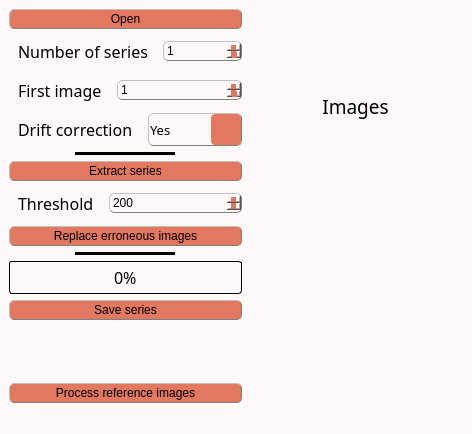
Qt form inichord/Extract_Mosaic.ui (Cyril-Langlois/iniCHORD) before a commit.
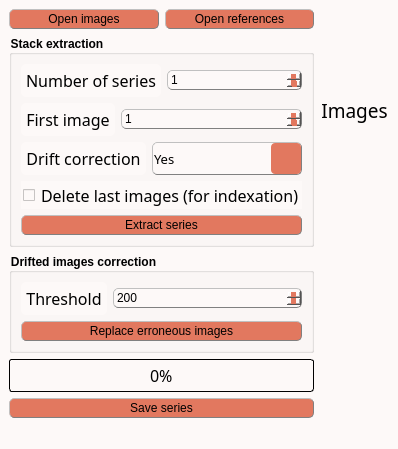
The same form after that commit. Icons and pictures are not drawn. Custom widgets are drawn as their Qt base class.

What changed in the file:
```diff
--- a/inichord/Extract_Mosaic.ui
+++ b/inichord/Extract_Mosaic.ui
@@ -9,8 +9,8 @@
    <rect>
     <x>0</x>
     <y>0</y>
-    <width>472</width>
-    <height>434</height>
+    <width>347</width>
+    <height>429</height>
    </rect>
   </property>
   <property name="sizePolicy">
@@ -48,13 +48,13 @@
 QLabel, QPushButton, QPushButton:hover, QCheckBox, QComboBox, Line, QTextEdit, QSpinBox {color: rgb(0, 0, 0)}
 
 /* style des bordures 1 */
-QLabel, QPushButton, QPushButton:hover, QCheckBox, QComboBox, QSpinBox  {
+QLabel, QPushButton, QPushButton:hover, QComboBox, QSpinBox  {
 	border-style : outset;
 	min-width : 5em;
 }
 
 /* style des bordures 2 */
-QPushButton, QPushButton:hover, QCheckBox, QComboBox, QSpinBox  {
+QPushButton, QPushButton:hover, QComboBox, QSpinBox  {
 	border-radius: 5px;
 	border-width: 1px;
 	border-color: gray;
@@ -72,12 +72,6 @@
 /* Padding 2 */
 QPushButton, QPushButton:hover, QCheckBox {padding : 2px;}
 
-/* Gestion taille des QCheckBoxes */
-QCheckBox::indicator:unchecked, QCheckBox::indicator:unchecked:hover, QCheckBox::indicator:checked, QCheckBox::indicator:checked:hover  {
-	width :15px;
-	height : 15px;
-}
-
 QLabel {
 	Border-radius : 5px;
 	border-width : 0px;
@@ -85,6 +79,12 @@
 	font : 14pt &quot;Noto Sans Cond&quot;;
 }
 
+/* Gestion taille des QCheckBoxes */
+QCheckBox::indicator:unchecked, QCheckBox::indicator:unchecked:hover, QCheckBox::indicator:checked, QCheckBox::indicator:checked:hover  {
+	width :12px;
+	height : 12px;
+}
+
 QPushButton:hover {background-color: rgb(243, 98, 64);}
 
 QCheckBox::indicator:unchecked {image: url(icons/uncheck_icon.png);}
@@ -174,6 +174,10 @@
     height: 30px;
     margin: -10px 0; /* handle is placed by default on the contents rect of the groove. Expand outside the groove */
     border-radius: 3px;
+}
+
+QGroupBox {
+    font-weight: bold;
 }</string>
   </property>
   <property name="toolButtonStyle">
@@ -186,12 +190,14 @@
    <property name="styleSheet">
     <string notr="true"/>
    </property>
-   <layout class="QHBoxLayout" name="horizontalLayout_6">
+   <layout class="QHBoxLayout" name="horizontalLayout_7">
     <item>
      <layout class="QHBoxLayout" name="horizontalLayout_5">
       <item>
        <layout class="QVBoxLayout" name="verticalLayout_2">
         <item>
+         <layout class="QHBoxLayout" name="horizontalLayout_6">
+          <item>
          <widget class="QPushButton" name="OpenData">
           <property name="sizePolicy">
            <sizepolicy hsizetype="Preferred" vsizetype="Fixed">
@@ -200,7 +206,7 @@
            </sizepolicy>
           </property>
           <property name="text">
-           <string>Open</string>
+             <string>Open images</string>
           </property>
           <property name="icon">
            <iconset>
@@ -209,6 +215,24 @@
          </widget>
         </item>
         <item>
+           <widget class="QPushButton" name="ProcessRef_bttn">
+            <property name="toolTip">
+             <string>&lt;html&gt;&lt;head/&gt;&lt;body&gt;&lt;p&gt;Select the images references only&lt;/p&gt;&lt;/body&gt;&lt;/html&gt;</string>
+            </property>
+            <property name="text">
+             <string>Open references</string>
+            </property>
+           </widget>
+          </item>
+         </layout>
+        </item>
+        <item>
+         <widget class="QGroupBox" name="groupBox">
+          <property name="title">
+           <string>Stack extraction</string>
+          </property>
+          <layout class="QVBoxLayout" name="verticalLayout_3">
+           <item>
          <layout class="QHBoxLayout" name="horizontalLayout">
           <item>
            <widget class="QLabel" name="XYbin_label_">
@@ -243,6 +267,9 @@
             <property name="text">
              <string>Number of series</string>
             </property>
+               <property name="alignment">
+                <set>Qt::AlignCenter</set>
+               </property>
            </widget>
           </item>
           <item>
@@ -307,6 +334,9 @@
             <property name="text">
              <string>First image</string>
             </property>
+               <property name="alignment">
+                <set>Qt::AlignCenter</set>
+               </property>
            </widget>
           </item>
           <item>
@@ -371,6 +401,9 @@
             <property name="text">
              <string>Drift correction</string>
             </property>
+               <property name="alignment">
+                <set>Qt::AlignCenter</set>
+               </property>
            </widget>
           </item>
           <item>
@@ -413,31 +446,37 @@
           </item>
          </layout>
         </item>
-        <item alignment="Qt::AlignHCenter">
-         <widget class="Line" name="line1">
+           <item>
+            <widget class="QCheckBox" name="Delete_last">
           <property name="sizePolicy">
-           <sizepolicy hsizetype="Fixed" vsizetype="Fixed">
+              <sizepolicy hsizetype="Preferred" vsizetype="Fixed">
             <horstretch>0</horstretch>
             <verstretch>0</verstretch>
            </sizepolicy>
           </property>
           <property name="minimumSize">
            <size>
-            <width>100</width>
+               <width>0</width>
             <height>0</height>
            </size>
           </property>
-          <property name="frameShadow">
-           <enum>QFrame::Plain</enum>
-          </property>
-          <property name="lineWidth">
-           <number>5</number>
-          </property>
-          <property name="midLineWidth">
-           <number>5</number>
-          </property>
-          <property name="orientation">
-           <enum>Qt::Horizontal</enum>
+             <property name="font">
+              <font>
+               <family>Noto Sans Cond</family>
+               <pointsize>12</pointsize>
+               <weight>50</weight>
+               <italic>false</italic>
+               <bold>false</bold>
+              </font>
+             </property>
+             <property name="toolTip">
+              <string>&lt;html&gt;&lt;head/&gt;&lt;body&gt;&lt;p&gt;&lt;span style=&quot; font-size:11pt;&quot;&gt;Delete the last image of each stack (only for indexation)&lt;/span&gt;&lt;/p&gt;&lt;/body&gt;&lt;/html&gt;</string>
+             </property>
+             <property name="styleSheet">
+              <string notr="true"/>
+             </property>
+             <property name="text">
+              <string>Delete last images (for indexation)</string>
           </property>
          </widget>
         </item>
@@ -452,6 +491,15 @@
           </property>
          </widget>
         </item>
+          </layout>
+         </widget>
+        </item>
+        <item>
+         <widget class="QGroupBox" name="groupBox_2">
+          <property name="title">
+           <string>Drifted images correction</string>
+          </property>
+          <layout class="QVBoxLayout" name="verticalLayout_4">
         <item>
          <layout class="QHBoxLayout" name="horizontalLayout_4">
           <item>
@@ -487,6 +535,9 @@
             <property name="text">
              <string>Threshold</string>
             </property>
+               <property name="alignment">
+                <set>Qt::AlignCenter</set>
+               </property>
            </widget>
           </item>
           <item>
@@ -530,32 +581,7 @@
           </property>
          </widget>
         </item>
-        <item alignment="Qt::AlignHCenter">
-         <widget class="Line" name="line1_2">
-          <property name="sizePolicy">
-           <sizepolicy hsizetype="Fixed" vsizetype="Fixed">
-            <horstretch>0</horstretch>
-            <verstretch>0</verstretch>
-           </sizepolicy>
-          </property>
-          <property name="minimumSize">
-           <size>
-            <width>100</width>
-            <height>0</height>
-           </size>
-          </property>
-          <property name="frameShadow">
-           <enum>QFrame::Plain</enum>
-          </property>
-          <property name="lineWidth">
-           <number>5</number>
-          </property>
-          <property name="midLineWidth">
-           <number>5</number>
-          </property>
-          <property name="orientation">
-           <enum>Qt::Horizontal</enum>
-          </property>
+          </layout>
          </widget>
         </item>
         <item>
@@ -613,13 +639,6 @@
           </property>
          </spacer>
         </item>
-        <item>
-         <widget class="QPushButton" name="ProcessRef_bttn">
-          <property name="text">
-           <string>Process reference images</string>
-          </property>
-         </widget>
-        </item>
        </layout>
       </item>
       <item>
```
Left out of the diff: 22 changed lines with no effect on the pictures. Lines whose indentation alone changed are shown as unchanged.
